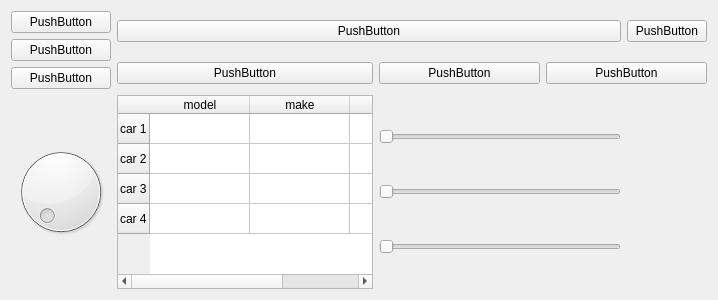
First picture: the form in server/test_ui/ultimate_test.ui, repository rmatsuda21/VizUI, before the edit.
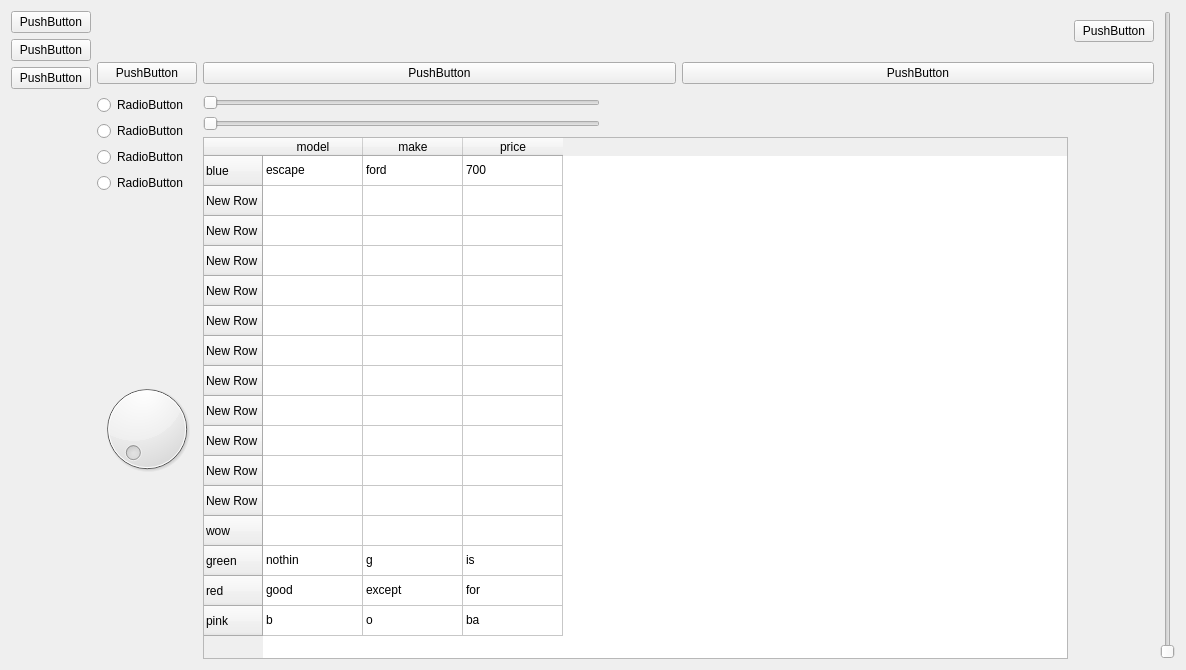
Second picture: the form after the edit.

Commit message: Added tables and vertical sliders

Diff of the .ui file:
```diff
--- a/server/test_ui/ultimate_test.ui
+++ b/server/test_ui/ultimate_test.ui
@@ -6,8 +6,8 @@
    <rect>
     <x>0</x>
     <y>0</y>
-    <width>718</width>
-    <height>300</height>
+    <width>1186</width>
+    <height>670</height>
    </rect>
   </property>
   <property name="windowTitle">
@@ -15,6 +15,8 @@
   </property>
   <layout class="QHBoxLayout" name="horizontalLayout">
    <item>
+    <layout class="QVBoxLayout" name="verticalLayout_4">
+     <item>
     <layout class="QGridLayout" name="gridLayout">
      <item row="0" column="0" rowspan="2">
       <layout class="QVBoxLayout" name="verticalLayout">
@@ -41,20 +43,6 @@
        </item>
       </layout>
      </item>
-     <item row="0" column="1" colspan="2">
-      <widget class="QPushButton" name="pushButton_4">
-       <property name="text">
-        <string>PushButton</string>
-       </property>
-      </widget>
-     </item>
-     <item row="0" column="3">
-      <widget class="QPushButton" name="pushButton_8">
-       <property name="text">
-        <string>PushButton</string>
-       </property>
-      </widget>
-     </item>
      <item row="1" column="2" colspan="2">
       <layout class="QHBoxLayout" name="horizontalLayout_2">
        <item>
@@ -73,74 +61,8 @@
        </item>
       </layout>
      </item>
-     <item row="1" column="1">
-      <widget class="QPushButton" name="pushButton_3">
-       <property name="text">
-        <string>PushButton</string>
-       </property>
-      </widget>
-     </item>
-     <item row="2" column="0">
-      <widget class="QDial" name="dial"/>
-     </item>
-     <item row="2" column="1">
-      <layout class="QVBoxLayout" name="verticalLayout_2">
-       <item>
-        <widget class="QTableWidget" name="tableWidget">
-         <row>
-          <property name="text">
-           <string>car 1</string>
-          </property>
-         </row>
-         <row>
-          <property name="text">
-           <string>car 2</string>
-          </property>
-         </row>
-         <row>
-          <property name="text">
-           <string>car 3</string>
-          </property>
-         </row>
-         <row>
-          <property name="text">
-           <string>car 4</string>
-          </property>
-         </row>
-         <column>
-          <property name="text">
-           <string>model</string>
-          </property>
-         </column>
-         <column>
-          <property name="text">
-           <string>make</string>
-          </property>
-         </column>
-         <column>
-          <property name="text">
-           <string>price</string>
-          </property>
-         </column>
-        </widget>
-       </item>
-      </layout>
-     </item>
      <item row="2" column="2">
       <layout class="QVBoxLayout" name="verticalLayout_3">
-       <item>
-        <widget class="QSlider" name="horizontalSlider">
-         <property name="maximumSize">
-          <size>
-           <width>397</width>
-           <height>16777215</height>
-          </size>
-         </property>
-         <property name="orientation">
-          <enum>Qt::Horizontal</enum>
-         </property>
-        </widget>
-       </item>
        <item>
         <widget class="QSlider" name="horizontalSlider_3">
          <property name="maximumSize">
@@ -167,9 +89,226 @@
          </property>
         </widget>
        </item>
-      </layout>
-     </item>
-    </layout>
+         <item>
+          <widget class="QTableWidget" name="tableWidget">
+           <row>
+            <property name="text">
+             <string>blue</string>
+            </property>
+           </row>
+           <row>
+            <property name="text">
+             <string>New Row</string>
+            </property>
+           </row>
+           <row>
+            <property name="text">
+             <string>New Row</string>
+            </property>
+           </row>
+           <row>
+            <property name="text">
+             <string>New Row</string>
+            </property>
+           </row>
+           <row>
+            <property name="text">
+             <string>New Row</string>
+            </property>
+           </row>
+           <row>
+            <property name="text">
+             <string>New Row</string>
+            </property>
+           </row>
+           <row>
+            <property name="text">
+             <string>New Row</string>
+            </property>
+           </row>
+           <row>
+            <property name="text">
+             <string>New Row</string>
+            </property>
+           </row>
+           <row>
+            <property name="text">
+             <string>New Row</string>
+            </property>
+           </row>
+           <row>
+            <property name="text">
+             <string>New Row</string>
+            </property>
+           </row>
+           <row>
+            <property name="text">
+             <string>New Row</string>
+            </property>
+           </row>
+           <row>
+            <property name="text">
+             <string>New Row</string>
+            </property>
+           </row>
+           <row>
+            <property name="text">
+             <string>wow</string>
+            </property>
+           </row>
+           <row>
+            <property name="text">
+             <string>green</string>
+            </property>
+           </row>
+           <row>
+            <property name="text">
+             <string>red</string>
+            </property>
+           </row>
+           <row>
+            <property name="text">
+             <string>pink</string>
+            </property>
+           </row>
+           <column>
+            <property name="text">
+             <string>model</string>
+            </property>
+           </column>
+           <column>
+            <property name="text">
+             <string>make</string>
+            </property>
+           </column>
+           <column>
+            <property name="text">
+             <string>price</string>
+            </property>
+           </column>
+           <item row="0" column="0">
+            <property name="text">
+             <string>escape</string>
+            </property>
+           </item>
+           <item row="0" column="1">
+            <property name="text">
+             <string>ford</string>
+            </property>
+           </item>
+           <item row="0" column="2">
+            <property name="text">
+             <string>700</string>
+            </property>
+           </item>
+           <item row="13" column="0">
+            <property name="text">
+             <string>nothin</string>
+            </property>
+           </item>
+           <item row="13" column="1">
+            <property name="text">
+             <string>g</string>
+            </property>
+           </item>
+           <item row="13" column="2">
+            <property name="text">
+             <string>is</string>
+            </property>
+           </item>
+           <item row="14" column="0">
+            <property name="text">
+             <string>good</string>
+            </property>
+           </item>
+           <item row="14" column="1">
+            <property name="text">
+             <string>except</string>
+            </property>
+           </item>
+           <item row="14" column="2">
+            <property name="text">
+             <string>for</string>
+            </property>
+           </item>
+           <item row="15" column="0">
+            <property name="text">
+             <string>b</string>
+            </property>
+           </item>
+           <item row="15" column="1">
+            <property name="text">
+             <string>o</string>
+            </property>
+           </item>
+           <item row="15" column="2">
+            <property name="text">
+             <string>ba</string>
+            </property>
+           </item>
+          </widget>
+         </item>
+        </layout>
+       </item>
+       <item row="1" column="1">
+        <widget class="QPushButton" name="pushButton_3">
+         <property name="text">
+          <string>PushButton</string>
+         </property>
+        </widget>
+       </item>
+       <item row="0" column="3">
+        <widget class="QPushButton" name="pushButton_8">
+         <property name="text">
+          <string>PushButton</string>
+         </property>
+        </widget>
+       </item>
+       <item row="2" column="1">
+        <layout class="QVBoxLayout" name="verticalLayout_2">
+         <item>
+          <widget class="QRadioButton" name="radioButton">
+           <property name="text">
+            <string>RadioButton</string>
+           </property>
+          </widget>
+         </item>
+         <item>
+          <widget class="QRadioButton" name="radioButton_2">
+           <property name="text">
+            <string>RadioButton</string>
+           </property>
+          </widget>
+         </item>
+         <item>
+          <widget class="QRadioButton" name="radioButton_4">
+           <property name="text">
+            <string>RadioButton</string>
+           </property>
+          </widget>
+         </item>
+         <item>
+          <widget class="QRadioButton" name="radioButton_3">
+           <property name="text">
+            <string>RadioButton</string>
+           </property>
+          </widget>
+         </item>
+         <item>
+          <widget class="QDial" name="dial"/>
+         </item>
+        </layout>
+       </item>
+      </layout>
+     </item>
+    </layout>
+   </item>
+   <item>
+    <widget class="QSlider" name="verticalSlider">
+     <property name="orientation">
+      <enum>Qt::Vertical</enum>
+     </property>
+    </widget>
    </item>
   </layout>
  </widget>
```
Lines whose indentation alone changed are shown as unchanged. The commit also changes 9 other files.
